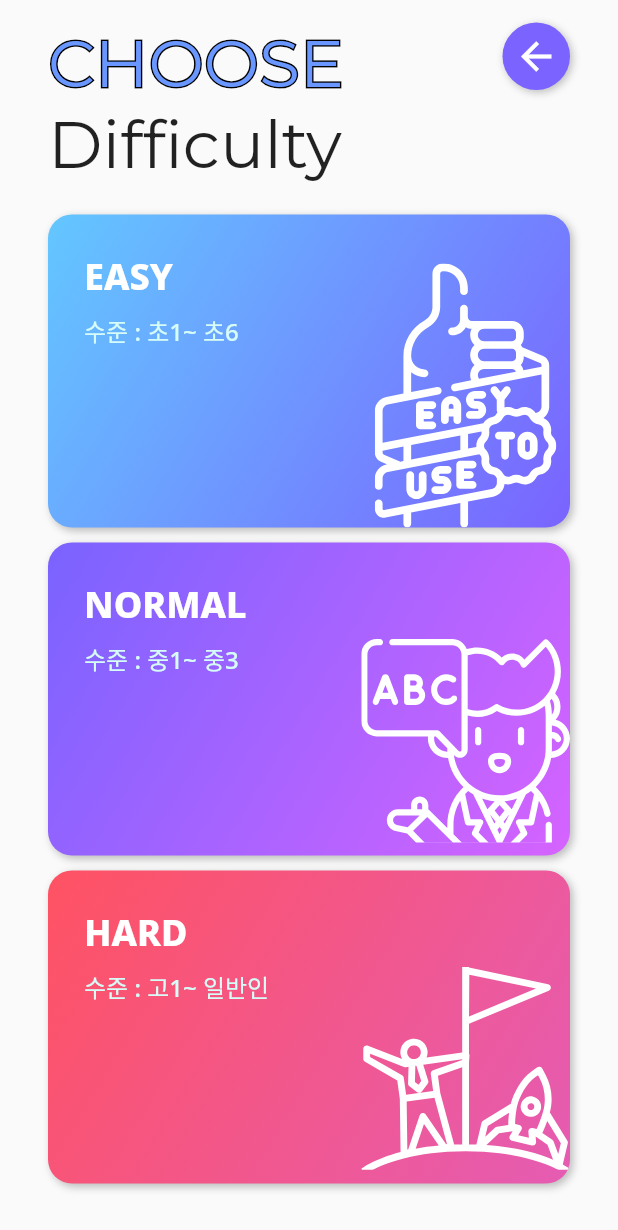
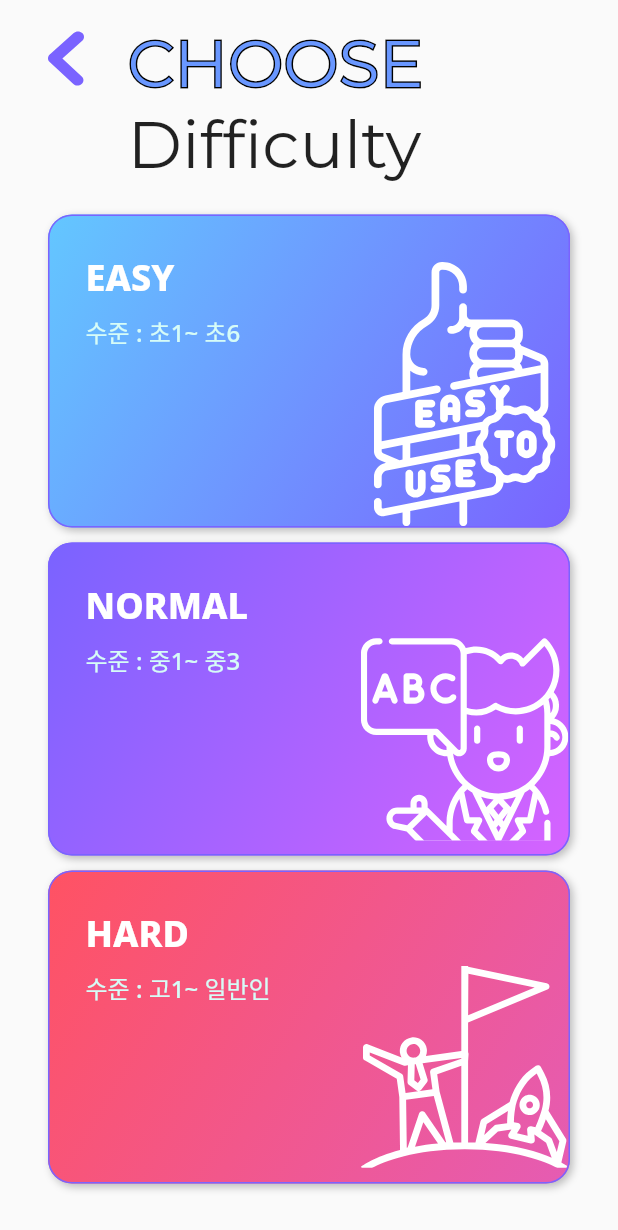
Before and after one commit to BlankyDcamp/blanky, a Flutter app: the SoloDifficultySelectPage screen opened directly, on a phone screen of 412 x 824 dp. Shown: the top 1230 px of the screen. Run offline on Flutter 3.47's test engine with Material 2 defaults, Android fonts, the phone set to English and light mode, and no system bars; our stand-ins replace cached_network_image, flutter_svg, shared_preferences; missing offline and left inert: kakao_flutter_sdk; accounts and stored records are empty; project files that could hold a hidden picture were left out.

Commit message:
style difficulty page

```diff
--- a/lib/page/commonWidget/chapterItem.dart
+++ b/lib/page/commonWidget/chapterItem.dart
@@ -23,7 +23,7 @@ class ChapterItem extends StatelessWidget {
         margin: EdgeInsets.symmetric(vertical:0),
         child: InkWell(
           onTap: onTap,
-          borderRadius: BorderRadius.all(Radius.circular(4.0)),
+          borderRadius: BorderRadius.all(Radius.circular(8.0)),
           child: Container(
             margin: EdgeInsets.symmetric(vertical: 11,horizontal: 12),
             child: Row(
--- a/lib/page/commonWidget/gradientBox.dart
+++ b/lib/page/commonWidget/gradientBox.dart
@@ -31,12 +31,17 @@ class GradientBox extends StatelessWidget {
 
   @override
   Widget build(BuildContext context) {
+    ThemeData appTheme = Theme.of(context);
     return Container(
       margin: margin,
       padding: contentPadding,
       decoration: ShapeDecoration(
         gradient: gradient,
         shape: RoundedRectangleBorder(
+          side: BorderSide(
+            color: appTheme.primaryColor,
+            width: 1
+          ),
           borderRadius: BorderRadius.all(Radius.circular(circularRadius!)),
         ),
         shadows: [
--- a/lib/page/solo/soloDifficultySelectPage.dart
+++ b/lib/page/solo/soloDifficultySelectPage.dart
@@ -1,6 +1,7 @@
 import 'package:blanky/page/commonWidget/difficultyContent.dart';
 import 'package:blanky/page/commonWidget/gradientBox.dart';
 import 'package:flutter/material.dart';
+import 'package:flutter_svg/svg.dart';
 
 class SoloDifficultySelectPage extends StatelessWidget {
   @override
@@ -20,8 +21,22 @@ class SoloDifficultySelectPage extends StatelessWidget {
               margin: EdgeInsets.only(top: statusBarHeight + 15),
               child: Row(
                 crossAxisAlignment: CrossAxisAlignment.start,
-                mainAxisAlignment: MainAxisAlignment.spaceBetween,
+                mainAxisAlignment: MainAxisAlignment.start,
                 children: [
+                  Container(
+                    height: 48,
+                    child: Material(
+                      color: Colors.transparent,
+                      child: InkWell(
+                        borderRadius: BorderRadius.circular(100),
+                        onTap: ()=>Navigator.pop(context),
+                        child: Center(
+                          child: SvgPicture.asset("assets/icons/icon_arrow_right.svg"),
+                        ),
+                      ),
+                    ),
+                  ),
+                  SizedBox(width: 20,),
                   Column(
                     crossAxisAlignment: CrossAxisAlignment.start,
                     children: [
@@ -56,36 +71,6 @@ class SoloDifficultySelectPage extends StatelessWidget {
                         ),
                       ),
                     ],
-                  ),
-                  Container(
-                    height: 45,
-                    width: 45,
-                    decoration: BoxDecoration(
-                      color: appTheme.primaryColor,
-                      shape: BoxShape.circle,
-                      boxShadow: [
-                        BoxShadow(
-                          color: Color(0x40000000),
-                          blurRadius: 4.0,
-                          spreadRadius: 0.0,
-                          offset: Offset(1.5, 1.5), // shadow direction: bottom right
-                        ),
-                      ]
-                    ),
-                    child: Material(
-                      color: Colors.transparent,
-                      child: InkWell(
-                        borderRadius: BorderRadius.circular(100),
-                        onTap: ()=>Navigator.pop(context),
-                        child: Center(
-                          child: Icon(
-                            Icons.arrow_back,
-                            color: Colors.white,
-                            size: 30,
-                          ),
-                        ),
-                      ),
-                    ),
                   ),
                 ],
               ),
--- a/pubspec.yaml
+++ b/pubspec.yaml
@@ -62,6 +62,7 @@ flutter:
     - assets/icons/icon_dual_hard.svg
     - assets/icons/icon_emoji_fire.svg
     - assets/icons/icon_arrow_down.svg
+    - assets/icons/icon_arrow_right.svg
     - assets/icons/rank/icon_rank_larva.svg
     - assets/icons/rank/icon_rank_butterfly.svg
     - assets/icons/rank/icon_rank_frog.svg
```
Also changed, not shown: lib/page/dual/dualDifficultySelectPage.dart (+16 -31 lines), assets/icons/icon_arrow_right.svg (added).
